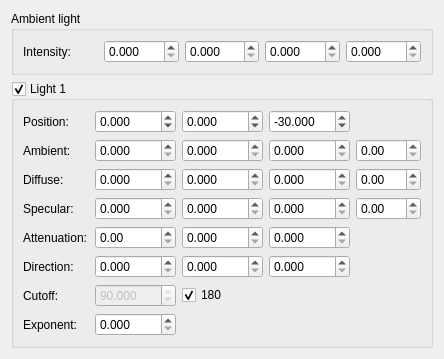
Above: glxraysim/configurelightdialog.ui from ulikoehler/xraysim before the change. Below: the same form after it.
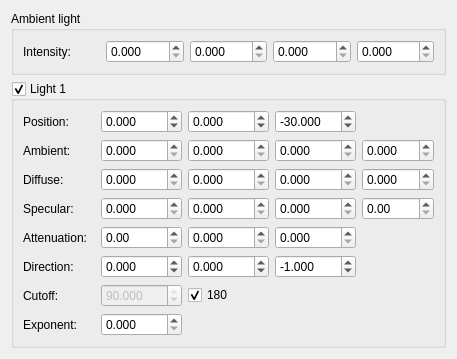
That is the form after the change.

Commit message: Fixed some light configuration dialog GUI parameters

Patch:
```diff
--- a/glxraysim/configurelightdialog.ui
+++ b/glxraysim/configurelightdialog.ui
@@ -6,7 +6,7 @@
    <rect>
     <x>0</x>
     <y>0</y>
-    <width>444</width>
+    <width>457</width>
     <height>338</height>
    </rect>
   </property>
@@ -235,10 +235,18 @@
        </widget>
       </item>
       <item row="1" column="4">
-       <widget class="QDoubleSpinBox" name="light1AmbientAlphaSpinBox"/>
+       <widget class="QDoubleSpinBox" name="light1AmbientAlphaSpinBox">
+        <property name="decimals">
+         <number>3</number>
+        </property>
+       </widget>
       </item>
       <item row="2" column="4">
-       <widget class="QDoubleSpinBox" name="light1DiffuseAlphaSpinBox"/>
+       <widget class="QDoubleSpinBox" name="light1DiffuseAlphaSpinBox">
+        <property name="decimals">
+         <number>3</number>
+        </property>
+       </widget>
       </item>
       <item row="3" column="4">
        <widget class="QDoubleSpinBox" name="light1SpecularAlphaSpinBox"/>
@@ -265,6 +273,12 @@
         <property name="decimals">
          <number>3</number>
         </property>
+        <property name="minimum">
+         <double>-1000.000000000000000</double>
+        </property>
+        <property name="maximum">
+         <double>1000.000000000000000</double>
+        </property>
        </widget>
       </item>
       <item row="5" column="0">
@@ -279,6 +293,12 @@
         <property name="decimals">
          <number>3</number>
         </property>
+        <property name="minimum">
+         <double>-1000.000000000000000</double>
+        </property>
+        <property name="maximum">
+         <double>1000.000000000000000</double>
+        </property>
        </widget>
       </item>
       <item row="5" column="3">
@@ -286,6 +306,15 @@
         <property name="decimals">
          <number>3</number>
         </property>
+        <property name="minimum">
+         <double>-1000.000000000000000</double>
+        </property>
+        <property name="maximum">
+         <double>1000.000000000000000</double>
+        </property>
+        <property name="value">
+         <double>-1.000000000000000</double>
+        </property>
        </widget>
       </item>
       <item row="6" column="0">
```
